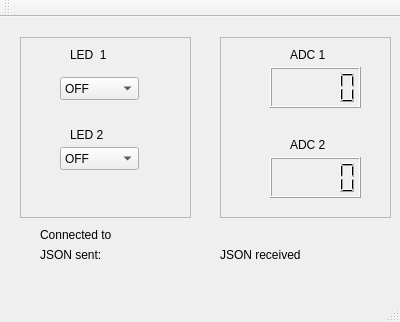
The window that JSON_Arduino/mainwindow.ui (edmundormz/QT_Act_6_JSON_Arduino) describes before a commit, drawn with Qt 5.
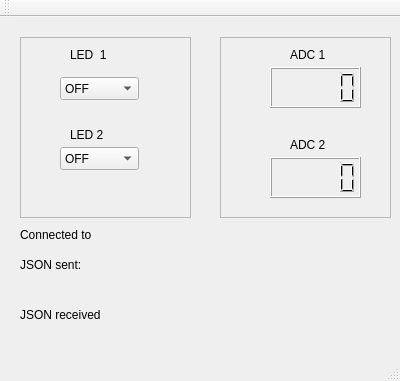
The same window after the commit.

What changed in the file:
```diff
--- a/JSON_Arduino/mainwindow.ui
+++ b/JSON_Arduino/mainwindow.ui
@@ -7,7 +7,7 @@
     <x>0</x>
     <y>0</y>
     <width>400</width>
-    <height>322</height>
+    <height>381</height>
    </rect>
   </property>
   <property name="windowTitle">
@@ -17,7 +17,7 @@
    <widget class="QLabel" name="lbPortName">
     <property name="geometry">
      <rect>
-      <x>130</x>
+      <x>110</x>
       <y>210</y>
       <width>59</width>
       <height>15</height>
@@ -76,7 +76,7 @@
    <widget class="QLabel" name="lbSerialStatus_2">
     <property name="geometry">
      <rect>
-      <x>40</x>
+      <x>20</x>
       <y>210</y>
       <width>85</width>
       <height>15</height>
@@ -187,8 +187,8 @@
    <widget class="QLabel" name="lbJsonSent">
     <property name="geometry">
      <rect>
-      <x>40</x>
-      <y>230</y>
+      <x>20</x>
+      <y>240</y>
       <width>85</width>
       <height>15</height>
      </rect>
@@ -200,8 +200,8 @@
    <widget class="QLabel" name="lbJsonReceived">
     <property name="geometry">
      <rect>
-      <x>220</x>
-      <y>230</y>
+      <x>20</x>
+      <y>290</y>
       <width>86</width>
       <height>15</height>
      </rect>
@@ -213,9 +213,9 @@
    <widget class="QLabel" name="lbSent">
     <property name="geometry">
      <rect>
-      <x>40</x>
-      <y>250</y>
-      <width>171</width>
+      <x>20</x>
+      <y>260</y>
+      <width>371</width>
       <height>16</height>
      </rect>
     </property>
@@ -226,10 +226,10 @@
    <widget class="QLabel" name="lbReceived">
     <property name="geometry">
      <rect>
-      <x>220</x>
-      <y>250</y>
-      <width>85</width>
-      <height>15</height>
+      <x>20</x>
+      <y>310</y>
+      <width>361</width>
+      <height>16</height>
      </rect>
     </property>
     <property name="text">
```
